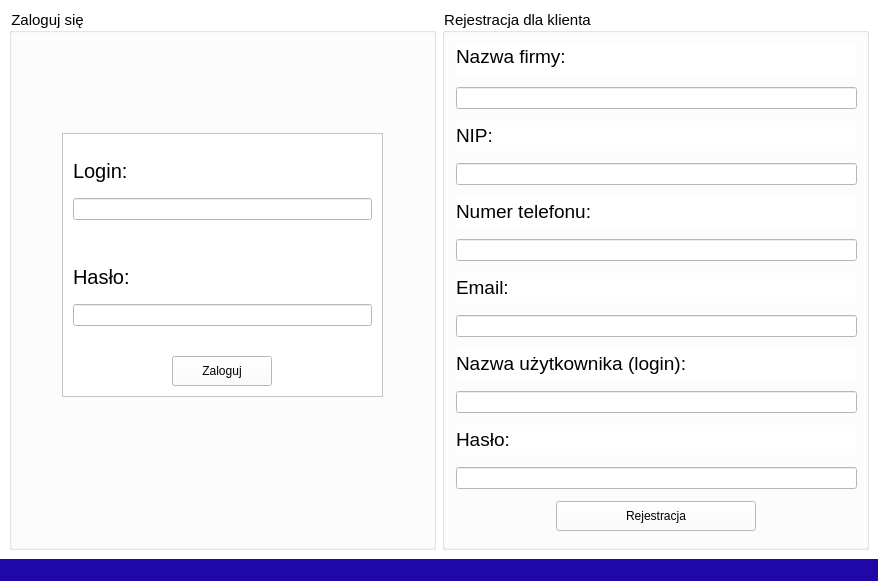
OlafBieganski/Transportation-company-managment-app, file transportation_company_qt_app/mainwindow.ui: the form before one commit.
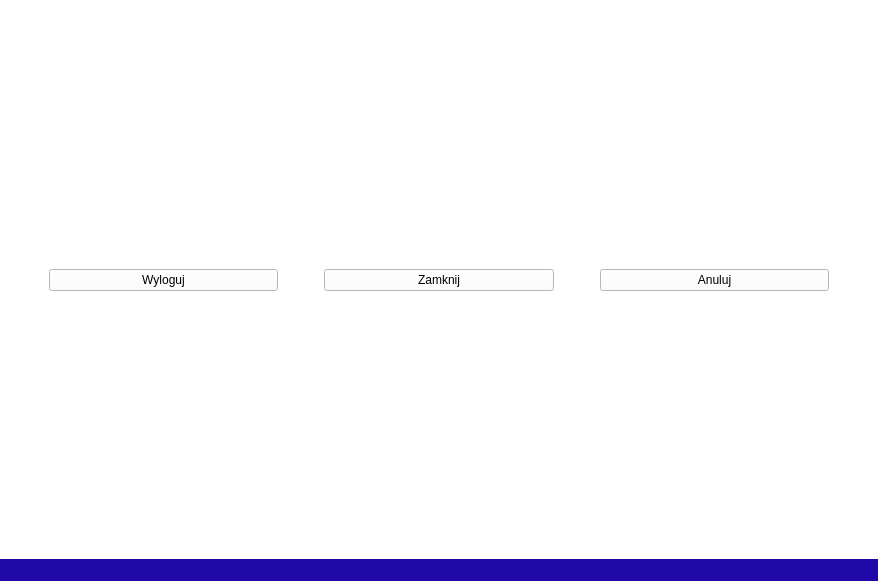
The form after the commit. The open tabs and pages were chosen to show the change.

What changed in the file:
```diff
--- a/transportation_company_qt_app/mainwindow.ui
+++ b/transportation_company_qt_app/mainwindow.ui
@@ -14,7 +14,7 @@
    <cursorShape>ArrowCursor</cursorShape>
   </property>
   <property name="windowTitle">
-   <string>MainWindow</string>
+   <string>Transportation Company</string>
   </property>
   <property name="styleSheet">
    <string notr="true">background-color: rgb(31, 7, 168);</string>
@@ -32,7 +32,7 @@
 border-radius: 5px;
 }</string>
    </property>
-   <layout class="QHBoxLayout" name="horizontalLayout">
+   <layout class="QGridLayout" name="gridLayout">
     <property name="leftMargin">
      <number>0</number>
     </property>
@@ -45,14 +45,14 @@
     <property name="bottomMargin">
      <number>0</number>
     </property>
-    <item>
+    <item row="0" column="0">
      <widget class="QStackedWidget" name="stackedWidget">
       <property name="styleSheet">
        <string notr="true">background-color:  white
 </string>
       </property>
       <property name="currentIndex">
-       <number>0</number>
+       <number>1</number>
       </property>
       <widget class="QWidget" name="main_page">
        <layout class="QHBoxLayout" name="horizontalLayout_2" stretch="1,4">
@@ -499,6 +499,124 @@
         </item>
        </layout>
       </widget>
+      <widget class="QWidget" name="settingsPage">
+       <layout class="QGridLayout" name="gridLayout_2">
+        <item row="2" column="0">
+         <spacer name="horizontalSpacer_2">
+          <property name="orientation">
+           <enum>Qt::Horizontal</enum>
+          </property>
+          <property name="sizeType">
+           <enum>QSizePolicy::Fixed</enum>
+          </property>
+          <property name="sizeHint" stdset="0">
+           <size>
+            <width>40</width>
+            <height>20</height>
+           </size>
+          </property>
+         </spacer>
+        </item>
+        <item row="2" column="6">
+         <spacer name="horizontalSpacer_4">
+          <property name="orientation">
+           <enum>Qt::Horizontal</enum>
+          </property>
+          <property name="sizeType">
+           <enum>QSizePolicy::Fixed</enum>
+          </property>
+          <property name="sizeHint" stdset="0">
+           <size>
+            <width>40</width>
+            <height>20</height>
+           </size>
+          </property>
+         </spacer>
+        </item>
+        <item row="0" column="1">
+         <spacer name="verticalSpacer_4">
+          <property name="orientation">
+           <enum>Qt::Vertical</enum>
+          </property>
+          <property name="sizeHint" stdset="0">
+           <size>
+            <width>20</width>
+            <height>40</height>
+           </size>
+          </property>
+         </spacer>
+        </item>
+        <item row="2" column="1">
+         <widget class="QPushButton" name="logout_btn">
+          <property name="text">
+           <string>Wyloguj</string>
+          </property>
+         </widget>
+        </item>
+        <item row="3" column="1">
+         <spacer name="verticalSpacer_3">
+          <property name="orientation">
+           <enum>Qt::Vertical</enum>
+          </property>
+          <property name="sizeType">
+           <enum>QSizePolicy::Expanding</enum>
+          </property>
+          <property name="sizeHint" stdset="0">
+           <size>
+            <width>20</width>
+            <height>40</height>
+           </size>
+          </property>
+         </spacer>
+        </item>
+        <item row="2" column="2">
+         <spacer name="horizontalSpacer">
+          <property name="orientation">
+           <enum>Qt::Horizontal</enum>
+          </property>
+          <property name="sizeType">
+           <enum>QSizePolicy::Fixed</enum>
+          </property>
+          <property name="sizeHint" stdset="0">
+           <size>
+            <width>40</width>
+            <height>20</height>
+           </size>
+          </property>
+         </spacer>
+        </item>
+        <item row="2" column="5">
+         <widget class="QPushButton" name="cancel_btn">
+          <property name="text">
+           <string>Anuluj</string>
+          </property>
+         </widget>
+        </item>
+        <item row="2" column="3">
+         <widget class="QPushButton" name="close_btn">
+          <property name="text">
+           <string>Zamknij</string>
+          </property>
+         </widget>
+        </item>
+        <item row="2" column="4">
+         <spacer name="horizontalSpacer_3">
+          <property name="orientation">
+           <enum>Qt::Horizontal</enum>
+          </property>
+          <property name="sizeType">
+           <enum>QSizePolicy::Fixed</enum>
+          </property>
+          <property name="sizeHint" stdset="0">
+           <size>
+            <width>40</width>
+            <height>20</height>
+           </size>
+          </property>
+         </spacer>
+        </item>
+       </layout>
+      </widget>
      </widget>
     </item>
    </layout>
@@ -509,7 +627,7 @@
      <x>0</x>
      <y>0</y>
      <width>878</width>
-     <height>21</height>
+     <height>20</height>
     </rect>
    </property>
   </widget>
```
